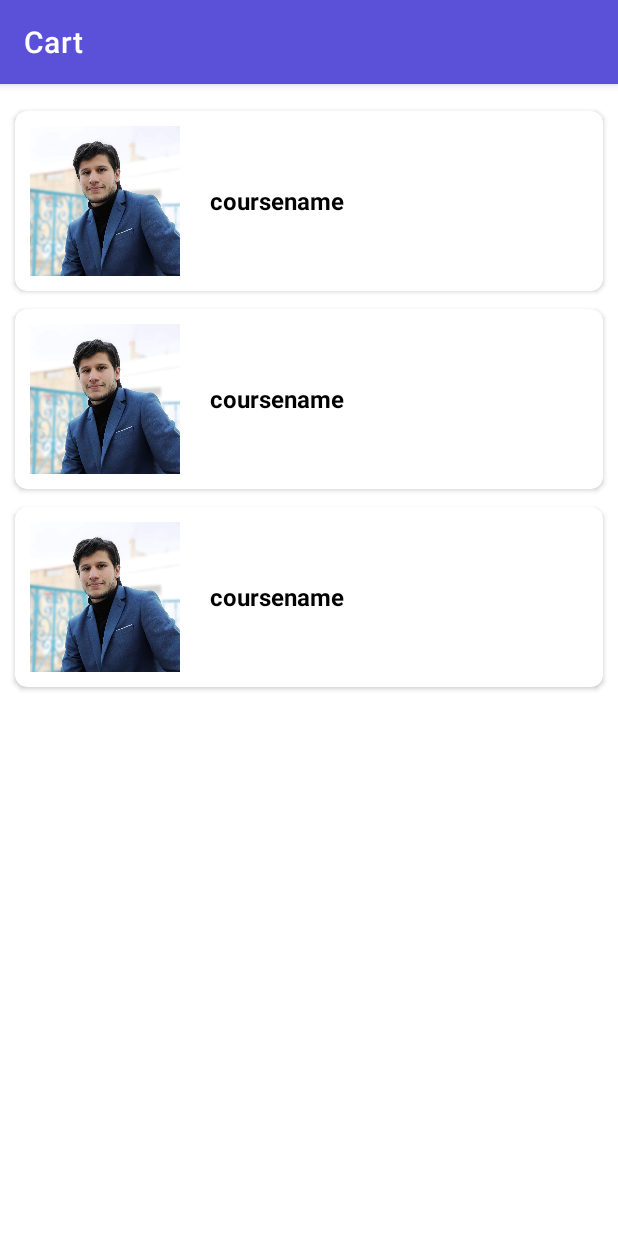
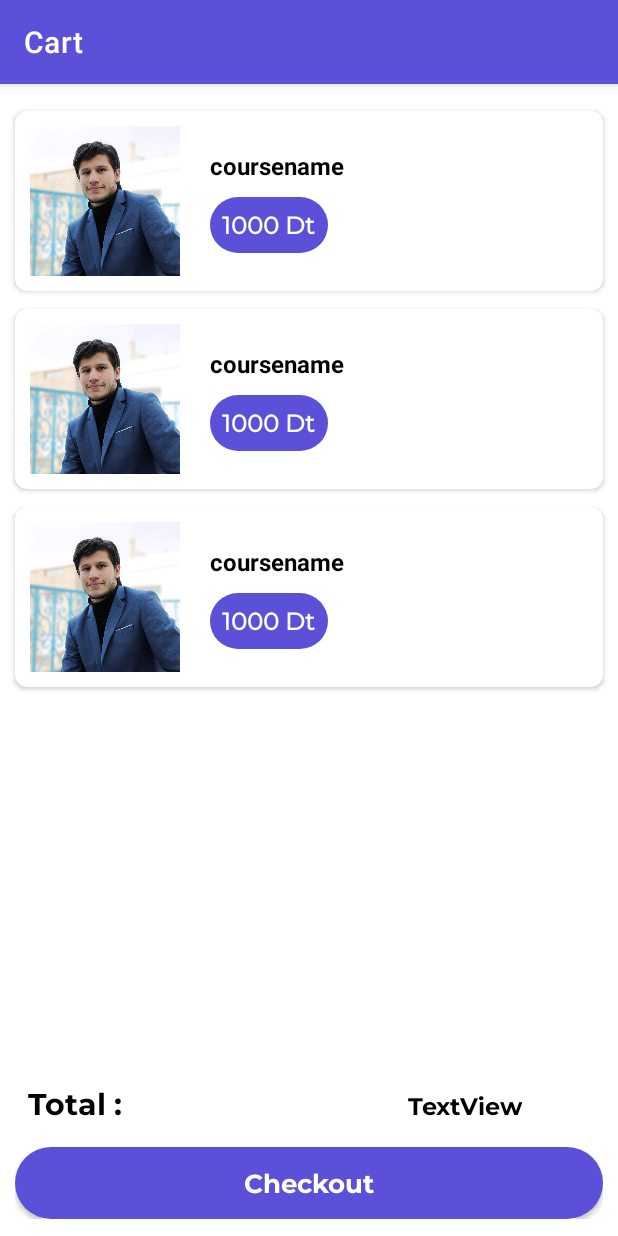
Before and after one commit to bairemkh/najahni-android, an Android app: the layout fragment_cart.xml on its own in the app's theme, with its tools: preview values and no code run, on a phone screen of 412 x 824 dp. Run offline under Robolectric (Android 15) with nearby library versions, the phone set to English and light mode, and no system bars.

Commit message:
add cart list

```diff
--- a/app/src/main/java/com/example/najahni/roomDB/CartDao.kt
+++ b/app/src/main/java/com/example/najahni/roomDB/CartDao.kt
@@ -1,12 +1,13 @@
 package com.example.najahni.roomDB
 
+import androidx.lifecycle.LiveData
 import androidx.room.*
 import com.example.najahni.models.Cart
 
 @Dao
 interface CartDao {
     @Query("SELECT * FROM cart_course")
-    fun getAll():List<Cart>
+    fun getAll():LiveData<List<Cart>>
 
     @Query("SELECT * FROM cart_course WHERE _id LIKE :id LIMIT 1")
     suspend fun findById(id : String): Cart
--- a/app/src/main/java/com/example/najahni/utils/Consts.kt
+++ b/app/src/main/java/com/example/najahni/utils/Consts.kt
@@ -14,9 +14,9 @@ object Consts {
 
 
     //val BASE_URL1 = "http://192.168.1.52:9090"
-    val BASE_URL1 = "http://172.16.6.208:9090"
+    val BASE_URL1 = "http://192.168.1.15:9090"
     //val BASE_URL="http://192.168.1.52:9090/"
-    val BASE_URL="http://172.16.6.208:9090/"
+    val BASE_URL="http://192.168.1.15:9090/"
     val retrofit = Retrofit.Builder()
         .baseUrl(BASE_URL)
         .addConverterFactory(GsonConverterFactory.create(GsonBuilder().setLenient().create()))
--- /dev/null
+++ b/app/src/main/res/layout/card_cart.xml
@@ -0,0 +1,53 @@
+<?xml version="1.0" encoding="utf-8"?>
+<androidx.cardview.widget.CardView xmlns:android="http://schemas.android.com/apk/res/android"
+    xmlns:app="http://schemas.android.com/apk/res-auto"
+    android:layout_width="match_parent"
+    android:layout_height="wrap_content"
+    android:layout_marginHorizontal="5dp"
+    app:cardBackgroundColor="@color/white"
+    app:cardCornerRadius="8dp"
+    app:cardPreventCornerOverlap="true"
+    app:cardUseCompatPadding="true">
+    <LinearLayout
+        android:layout_width="match_parent"
+        android:layout_height="120dp"
+        android:orientation="horizontal">
+        <ImageView
+            android:id="@+id/cartcardimg"
+            android:layout_width="100sp"
+            android:layout_height="match_parent"
+            android:layout_margin="10dp"
+            android:scaleType="centerCrop"
+            android:adjustViewBounds="true"
+            android:src="@drawable/user" />
+        <LinearLayout
+            android:layout_width="match_parent"
+            android:layout_height="wrap_content"
+            android:gravity="start"
+            android:layout_gravity="center"
+            android:layout_margin="10sp"
+            android:orientation="vertical">
+            <TextView
+                android:id="@+id/cartcoursename"
+                android:layout_width="match_parent"
+                android:layout_height="wrap_content"
+                android:text="coursename"
+                android:textColor="@color/black"
+                android:textSize="16sp"
+                android:textStyle="bold" />
+            <TextView
+                android:id="@+id/cartcourseprice"
+                android:padding="8dp"
+                android:layout_width="wrap_content"
+                android:layout_height="wrap_content"
+                android:background="@drawable/filter_background"
+                android:layout_marginTop="10sp"
+                android:text="1000 Dt"
+                android:fontFamily="@font/montserrat_regular"
+                android:textColor="@color/white"
+                android:textSize="16sp"
+                android:textStyle="bold" />
+        </LinearLayout>
+
+    </LinearLayout>
+</androidx.cardview.widget.CardView>
--- a/app/src/main/res/layout/fragment_cart.xml
+++ b/app/src/main/res/layout/fragment_cart.xml
@@ -33,8 +33,71 @@
         android:layout_width="0dp"
         android:layout_height="wrap_content"
         android:layout_marginTop="68dp"
-        tools:listitem="@layout/favorite_card"
+        app:layout_constraintEnd_toEndOf="@id/linearLayout6"
+        app:layout_constraintStart_toStartOf="parent"
+        app:layout_constraintTop_toTopOf="@+id/appBarcart"
+        tools:listitem="@layout/card_cart" />
+
+    <LinearLayout
+        android:id="@+id/linearLayout6"
+        android:layout_width="0dp"
+        android:layout_height="wrap_content"
+        android:background="@color/white"
+        android:orientation="vertical"
+        android:padding="10sp"
+        app:layout_constraintBottom_toBottomOf="parent"
         app:layout_constraintEnd_toEndOf="parent"
         app:layout_constraintStart_toStartOf="parent"
-        app:layout_constraintTop_toTopOf="@+id/appBarcart" />
+        app:layout_constraintTop_toTopOf="@id/appBarcart"
+        app:layout_constraintVertical_bias="0.998">
+
+        <LinearLayout
+            android:layout_width="match_parent"
+            android:layout_height="wrap_content"
+            android:orientation="horizontal">
+
+            <TextView
+                android:id="@+id/textView2"
+                android:layout_width="wrap_content"
+                android:layout_height="wrap_content"
+                android:layout_marginStart="3dp"
+                android:layout_marginBottom="16dp"
+                android:text=" Total :"
+                android:fontFamily="@font/montserrat_bold"
+                android:textColor="@color/black"
+                android:textSize="20sp"
+                android:textStyle="bold"
+                app:layout_constraintBottom_toTopOf="@+id/cartActivityCheckoutBtn"
+                app:layout_constraintStart_toStartOf="parent" />
+
+            <TextView
+                android:id="@+id/cartTotal"
+                android:layout_width="wrap_content"
+                android:layout_height="wrap_content"
+                android:layout_marginLeft="190sp"
+                android:text="TextView"
+                android:textColor="@color/black"
+                android:fontFamily="@font/montserrat_bold"
+                android:textSize="16sp"
+                android:textStyle="bold"
+                app:layout_constraintEnd_toEndOf="parent"
+                app:layout_constraintTop_toTopOf="@+id/textView2" />
+
+        </LinearLayout>
+
+        <androidx.appcompat.widget.AppCompatButton
+            android:id="@+id/cartActivityCheckoutBtn"
+            android:layout_width="match_parent"
+            android:layout_height="wrap_content"
+            android:background="@drawable/filter_background"
+            android:fontFamily="@font/montserrat_bold"
+            android:text="Checkout"
+            android:textAllCaps="false"
+            android:textColor="@color/white"
+            android:textSize="17sp"
+            app:layout_constraintBottom_toBottomOf="parent"
+            app:layout_constraintEnd_toEndOf="parent"
+            app:layout_constraintHorizontal_bias="0.498"
+            app:layout_constraintStart_toStartOf="parent" />
+    </LinearLayout>
 </androidx.constraintlayout.widget.ConstraintLayout>
```
Also changed, not shown: app/src/main/java/com/example/najahni/roomDB/CartRepository.kt (added, +40 -0 lines), app/src/main/java/com/example/najahni/roomDB/CartViewModel.kt (added, +24 -0 lines), app/src/main/java/com/example/najahni/views/cart/CartAdapter.kt (+5 -3 lines), app/src/main/java/com/example/najahni/views/cart/CartFragment.kt (+39 -6 lines), app/src/main/java/com/example/najahni/views/courseDetail/CourseDetail.kt (+9 -0 lines).
